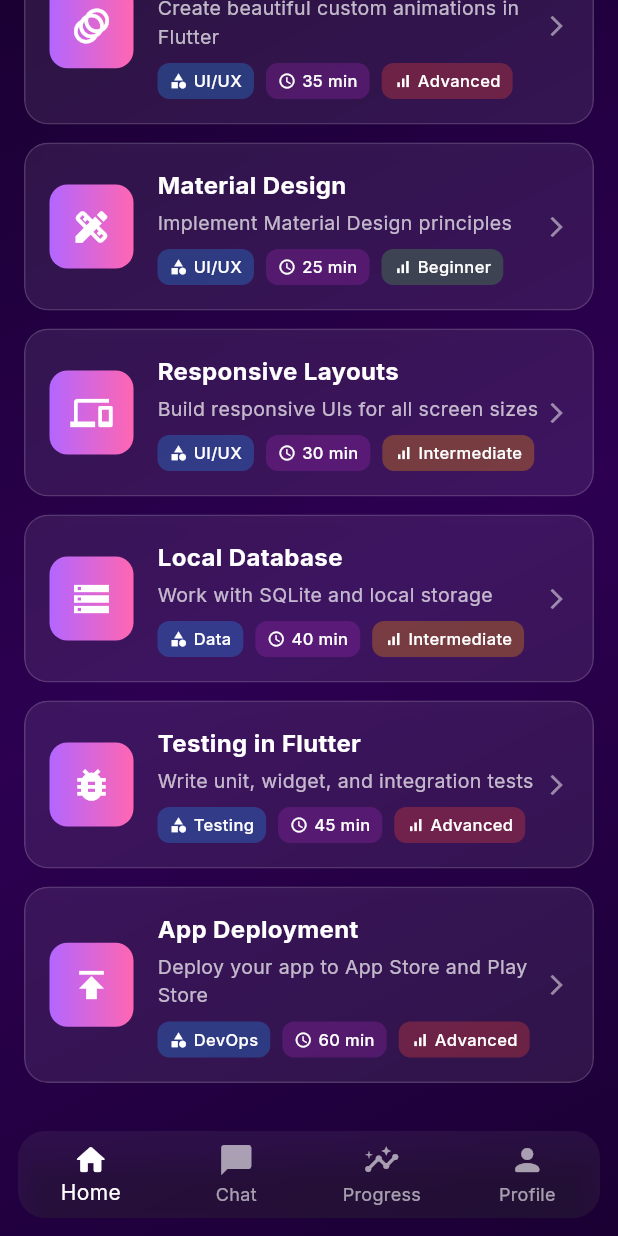
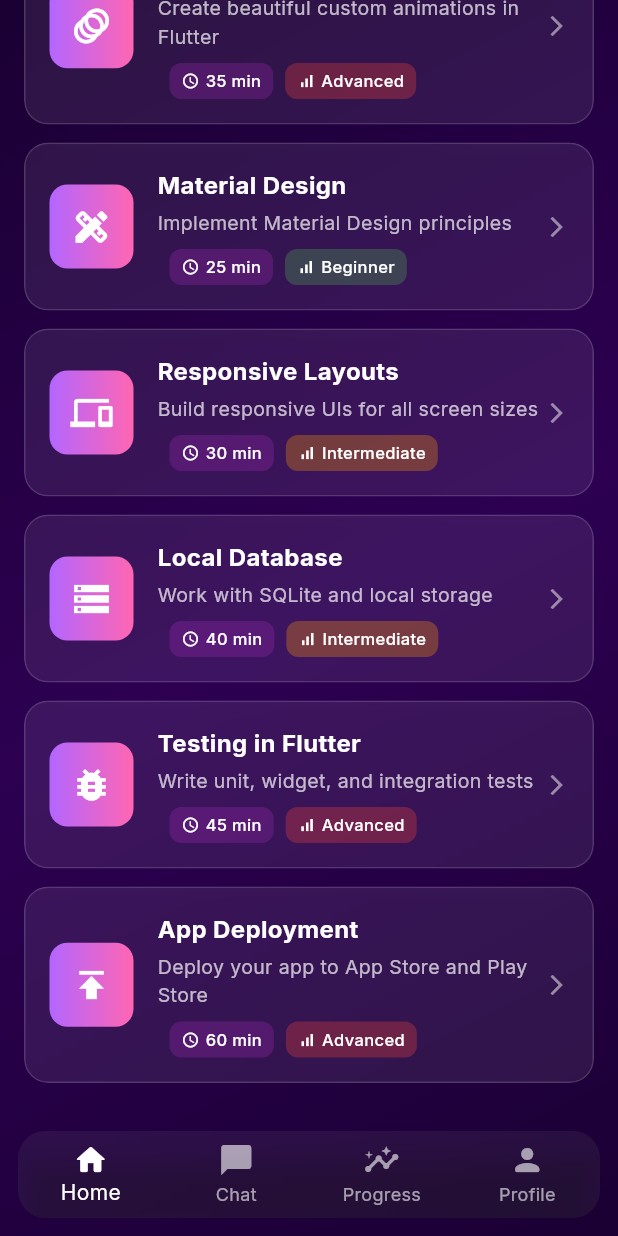
Before and after one commit to hailishronaldo/AI-TUTOR-APP, a Flutter app: the HomeScreen screen opened directly, scrolled down 839 dp, on a phone screen of 412 x 824 dp. Run offline on Flutter 3.47's test engine with Material 3 defaults, Android fonts, the phone set to English and light mode, and no system bars; our stand-ins replace firebase_auth, firebase_core, flutter_riverpod, google_fonts, google_sign_in, shared_preferences; accounts and stored records are empty.

```diff
--- a/lib/models/topic_model.dart
+++ b/lib/models/topic_model.dart
@@ -6,7 +6,6 @@ class Topic {
   final String title;
   final String description;
   final IconData icon;
-  final String category;
   final int estimatedMinutes;
   final String difficulty;
 
@@ -15,7 +14,6 @@ class Topic {
     required this.title,
     required this.description,
     required this.icon,
-    required this.category,
     required this.estimatedMinutes,
     required this.difficulty,
   });
--- a/lib/screens/home_screen.dart
+++ b/lib/screens/home_screen.dart
@@ -209,7 +209,7 @@ class _AiTopicExplorerState extends State<_AiTopicExplorer> {
       title: 'Flutter Basics',
       description: 'Learn the fundamentals of Flutter development',
       icon: Icons.smartphone,
-      category: 'Mobile Development',
+
       estimatedMinutes: 30,
       difficulty: 'Beginner',
     ),
@@ -218,7 +218,7 @@ class _AiTopicExplorerState extends State<_AiTopicExplorer> {
       title: 'State Management',
       description: 'Master state management with Provider and Riverpod',
       icon: Icons.settings_applications,
-      category: 'Mobile Development',
+
       estimatedMinutes: 45,
       difficulty: 'Intermediate',
     ),
@@ -227,7 +227,7 @@ class _AiTopicExplorerState extends State<_AiTopicExplorer> {
       title: 'REST APIs',
       description: 'Understanding and working with REST APIs',
       icon: Icons.cloud,
-      category: 'Backend',
+
       estimatedMinutes: 40,
       difficulty: 'Intermediate',
     ),
@@ -235,8 +235,7 @@ class _AiTopicExplorerState extends State<_AiTopicExplorer> {
       id: '4',
       title: 'Firebase Integration',
       description: 'Integrate Firebase services in your Flutter app',
-      icon: Icons.firebase,
-      category: 'Backend',
+      icon: Icons.data_exploration_rounded,
       estimatedMinutes: 50,
       difficulty: 'Intermediate',
     ),
@@ -245,7 +244,6 @@ class _AiTopicExplorerState extends State<_AiTopicExplorer> {
       title: 'Custom Animations',
       description: 'Create beautiful custom animations in Flutter',
       icon: Icons.animation,
-      category: 'UI/UX',
       estimatedMinutes: 35,
       difficulty: 'Advanced',
     ),
@@ -254,7 +252,7 @@ class _AiTopicExplorerState extends State<_AiTopicExplorer> {
       title: 'Material Design',
       description: 'Implement Material Design principles',
       icon: Icons.design_services,
-      category: 'UI/UX',
+
       estimatedMinutes: 25,
       difficulty: 'Beginner',
     ),
@@ -263,7 +261,7 @@ class _AiTopicExplorerState extends State<_AiTopicExplorer> {
       title: 'Responsive Layouts',
       description: 'Build responsive UIs for all screen sizes',
       icon: Icons.devices,
-      category: 'UI/UX',
+
       estimatedMinutes: 30,
       difficulty: 'Intermediate',
     ),
@@ -272,7 +270,7 @@ class _AiTopicExplorerState extends State<_AiTopicExplorer> {
       title: 'Local Database',
       description: 'Work with SQLite and local storage',
       icon: Icons.storage,
-      category: 'Data',
+
       estimatedMinutes: 40,
       difficulty: 'Intermediate',
     ),
@@ -281,7 +279,7 @@ class _AiTopicExplorerState extends State<_AiTopicExplorer> {
       title: 'Testing in Flutter',
       description: 'Write unit, widget, and integration tests',
       icon: Icons.bug_report,
-      category: 'Testing',
+
       estimatedMinutes: 45,
       difficulty: 'Advanced',
     ),
@@ -290,7 +288,7 @@ class _AiTopicExplorerState extends State<_AiTopicExplorer> {
       title: 'App Deployment',
       description: 'Deploy your app to App Store and Play Store',
       icon: Icons.publish,
-      category: 'DevOps',
+
       estimatedMinutes: 60,
       difficulty: 'Advanced',
     ),
@@ -302,8 +300,7 @@ class _AiTopicExplorerState extends State<_AiTopicExplorer> {
     }
     return _allTopics.where((topic) {
       return topic.title.toLowerCase().contains(_searchQuery.toLowerCase()) ||
-          topic.description.toLowerCase().contains(_searchQuery.toLowerCase()) ||
-          topic.category.toLowerCase().contains(_searchQuery.toLowerCase());
+          topic.description.toLowerCase().contains(_searchQuery.toLowerCase());
     }).toList();
   }
 
@@ -512,11 +509,6 @@ class _TopicCard extends StatelessWidget {
                             const SizedBox(height: 8),
                             Row(
                               children: [
-                                _buildChip(
-                                  topic.category,
-                                  Icons.category,
-                                  Colors.blue.withOpacity(0.3),
-                                ),
                                 const SizedBox(width: 8),
                                 _buildChip(
                                   '${topic.estimatedMinutes} min',
--- a/lib/widgets/onboarding_ui_component.dart
+++ b/lib/widgets/onboarding_ui_component.dart
@@ -1,5 +1,4 @@
 import 'package:flutter/material.dart';
-import 'package:firebase_auth/firebase_auth.dart';
 import 'package:flutter/foundation.dart';
 import '../constants/app_constants.dart';
 import '../screens/home_screen.dart';
```
Also changed, not shown: lib/screens/chat_screen.dart (+13 -17 lines), lib/screens/topic_detail_screen.dart (+0 -7 lines).
